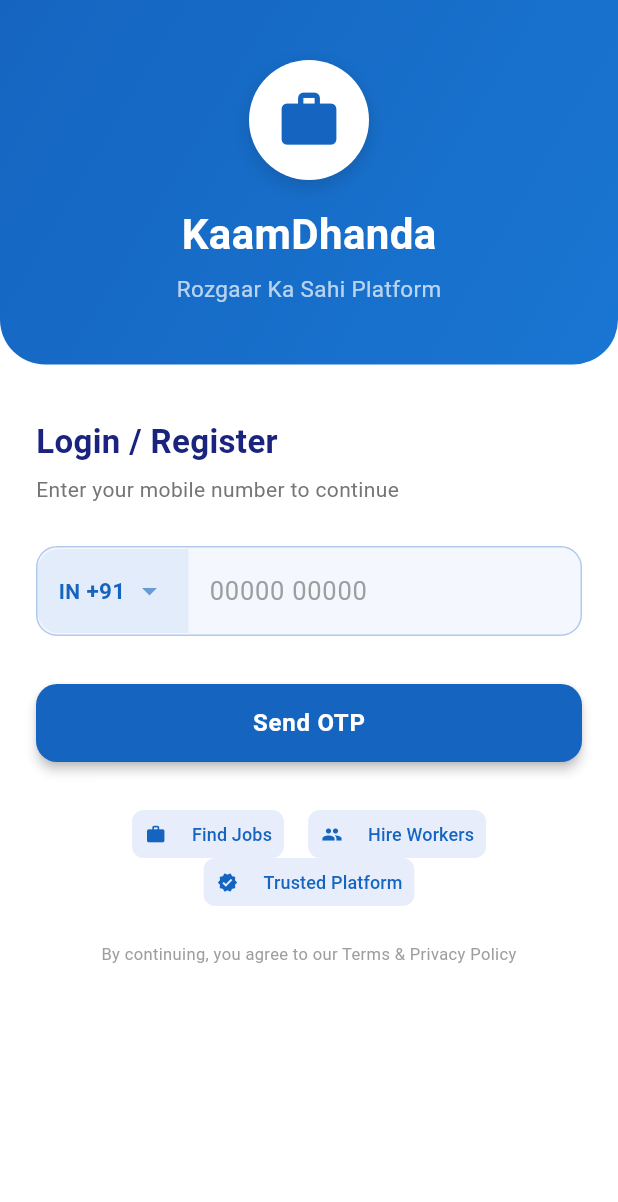
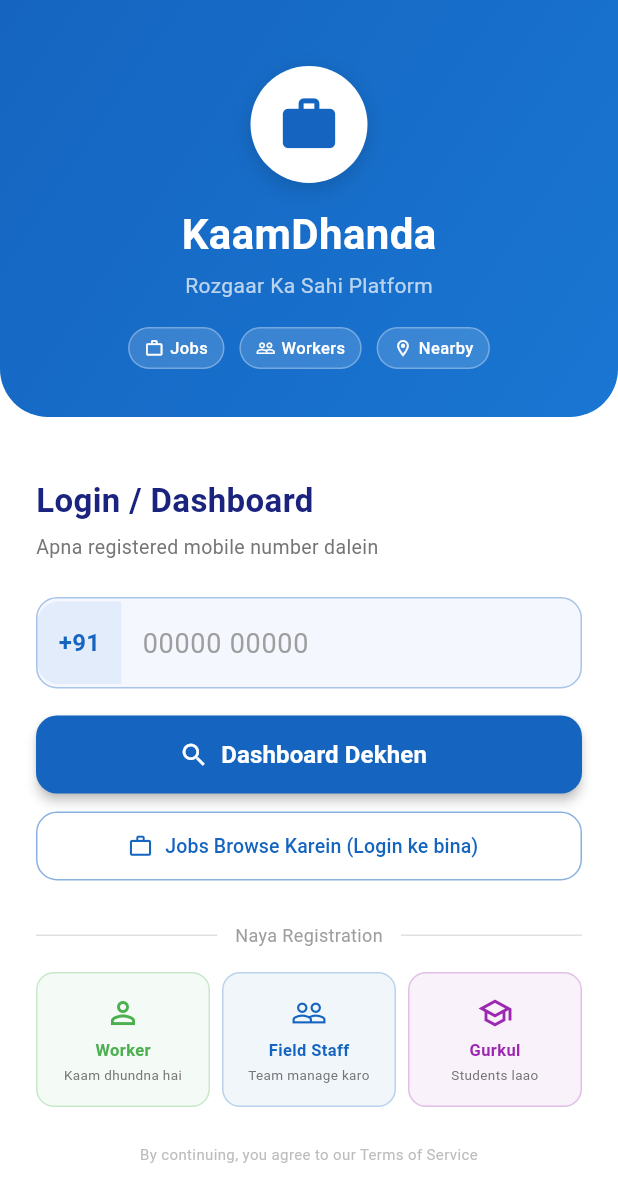
Before and after one commit to kalyangurukulcom-maker/kaam-dhanda-app, a Flutter app: the screen it shows after launch, on a phone screen of 412 x 824 dp. Shown: the top 1202 px of the screen. Run offline on Flutter 3.47's test engine with Material 3 defaults, Android fonts, the phone set to English and light mode, and no system bars; our stand-ins replace cloud_firestore, firebase_auth, firebase_core, geolocator, share_plus, shared_preferences; accounts and stored records are empty.

Commit message:
fix: login - website-style phone lookup (no OTP), SharedPrefs session

```diff
--- a/lib/screens/login_screen.dart
+++ b/lib/screens/login_screen.dart
@@ -1,6 +1,7 @@
 import 'package:flutter/material.dart';
 import 'package:flutter/services.dart';
-import 'package:firebase_auth/firebase_auth.dart';
+import 'package:cloud_firestore/cloud_firestore.dart';
+import 'package:shared_preferences/shared_preferences.dart';
 
 class LoginScreen extends StatefulWidget {
   const LoginScreen({super.key});
@@ -10,266 +11,158 @@ class LoginScreen extends StatefulWidget {
 
 class _LoginScreenState extends State<LoginScreen> {
   final _phoneCtrl = TextEditingController();
-  final List<TextEditingController> _otpCtrls = List.generate(6, (_) => TextEditingController());
-  final List<FocusNode> _otpFocus = List.generate(6, (_) => FocusNode());
-  String? _verificationId;
-  bool _otpSent = false;
   bool _loading = false;
   String? _error;
 
   @override
-  void dispose() {
-    _phoneCtrl.dispose();
-    for (final c in _otpCtrls) c.dispose();
-    for (final f in _otpFocus) f.dispose();
-    super.dispose();
+  void dispose() { _phoneCtrl.dispose(); super.dispose(); }
+
+  Future<void> _findProfile() async {
+    final phone = _phoneCtrl.text.trim();
+    if (phone.length < 10) { setState(() => _error = 'Valid 10-digit number enter karein'); return; }
+    setState(() { _loading = true; _error = null; });
+    try {
+      // Search field_staff_registrations
+      var q = await FirebaseFirestore.instance.collection('field_staff_registrations').where('phone', isEqualTo: phone).limit(1).get();
+      if (q.docs.isNotEmpty) { await _save(phone,'field_staff',q.docs.first.id,q.docs.first.data()); return; }
+      // Search gurkul_applications
+      q = await FirebaseFirestore.instance.collection('gurkul_applications').where('phone', isEqualTo: phone).limit(1).get();
+      if (q.docs.isNotEmpty) { await _save(phone,'gurkul',q.docs.first.id,q.docs.first.data()); return; }
+      // Search workers
+      q = await FirebaseFirestore.instance.collection('workers').where('phone', isEqualTo: phone).limit(1).get();
+      if (q.docs.isNotEmpty) { await _save(phone,'worker',q.docs.first.id,q.docs.first.data()); return; }
+      // Not found
+      setState(() => _loading = false);
+      _notFoundDialog(phone);
+    } catch (e) { setState(() { _error = 'Error: ${e.toString().substring(0,50)}'; _loading = false; }); }
   }
 
-  Future<void> _sendOtp() async {
-    final phone = _phoneCtrl.text.trim();
-    if (phone.length < 10) {
-      setState(() => _error = 'Please enter a valid 10-digit mobile number');
-      return;
-    }
-    setState(() { _loading = true; _error = null; });
-    try {
-      await FirebaseAuth.instance.verifyPhoneNumber(
-        phoneNumber: '+91$phone',
-        timeout: const Duration(seconds: 60),
-        verificationCompleted: (PhoneAuthCredential cred) async {
-          await FirebaseAuth.instance.signInWithCredential(cred);
-        },
-        verificationFailed: (FirebaseAuthException e) {
-          setState(() { _error = e.message ?? 'Verification failed. Try again.'; _loading = false; });
-        },
-        codeSent: (String vId, int? resendToken) {
-          setState(() { _verificationId = vId; _otpSent = true; _loading = false; });
-        },
-        codeAutoRetrievalTimeout: (_) {},
-      );
-    } catch (e) {
-      setState(() { _error = e.toString(); _loading = false; });
-    }
+  Future<void> _save(String phone, String type, String id, Map<String,dynamic> data) async {
+    final prefs = await SharedPreferences.getInstance();
+    await prefs.setString('user_phone', phone);
+    await prefs.setString('user_type', type);
+    await prefs.setString('user_doc_id', id);
+    await prefs.setString('user_name', data['name'] ?? data['fullName'] ?? '');
+    if (mounted) Navigator.pushReplacementNamed(context, '/home', arguments: {'phone': phone, 'userType': type, 'docId': id, 'name': data['name'] ?? data['fullName'] ?? ''});
   }
 
-  Future<void> _verifyOtp() async {
-    final otp = _otpCtrls.map((c) => c.text).join();
-    if (otp.length < 6) {
-      setState(() => _error = 'Please enter the complete 6-digit OTP');
-      return;
-    }
-    if (_verificationId == null) return;
-    setState(() { _loading = true; _error = null; });
-    try {
-      final cred = PhoneAuthProvider.credential(verificationId: _verificationId!, smsCode: otp);
-      await FirebaseAuth.instance.signInWithCredential(cred);
-    } on FirebaseAuthException catch (e) {
-      setState(() { _error = e.message ?? 'Invalid OTP. Please try again.'; _loading = false; });
-    } catch (e) {
-      setState(() { _error = 'Something went wrong. Please try again.'; _loading = false; });
-    }
+  void _notFoundDialog(String phone) {
+    showDialog(context: context, builder: (ctx) => AlertDialog(
+      shape: RoundedRectangleBorder(borderRadius: BorderRadius.circular(16)),
+      title: const Row(children: [Icon(Icons.search_off, color: Colors.orange), SizedBox(width: 8), Text('Profile Nahi Mila')]),
+      content: Text('+91 $phone ka koi profile nahi mila.\n\nKya aap register karna chahte hain?'),
+      actions: [
+        TextButton(onPressed: () => Navigator.pop(ctx), child: const Text('Cancel')),
+        ElevatedButton(
+          style: ElevatedButton.styleFrom(backgroundColor: const Color(0xFF1565C0), foregroundColor: Colors.white),
+          onPressed: () { Navigator.pop(ctx); Navigator.pushReplacementNamed(context, '/home', arguments: {'phone': phone, 'userType': 'guest', 'docId': '', 'name': ''}); },
+          child: const Text('Jobs Browse Karein'),
+        ),
+      ],
+    ));
   }
 
   @override
   Widget build(BuildContext context) {
     return Scaffold(
       backgroundColor: Colors.white,
-      body: SafeArea(
-        child: SingleChildScrollView(
-          child: Column(
-            children: [
-              _header(),
-              Padding(
-                padding: const EdgeInsets.all(24),
-                child: _otpSent ? _otpStep() : _phoneStep(),
-              ),
-            ],
-          ),
-        ),
-      ),
+      body: SafeArea(child: SingleChildScrollView(child: Column(children: [
+        _header(),
+        Padding(padding: const EdgeInsets.all(24), child: _form()),
+      ]))),
     );
   }
 
-  Widget _header() {
-    return Container(
-      width: double.infinity,
-      padding: const EdgeInsets.symmetric(vertical: 40, horizontal: 24),
-      decoration: const BoxDecoration(
-        gradient: LinearGradient(colors: [Color(0xFF1565C0), Color(0xFF1976D2)], begin: Alignment.topLeft, end: Alignment.bottomRight),
-        borderRadius: BorderRadius.only(bottomLeft: Radius.circular(30), bottomRight: Radius.circular(30)),
-      ),
-      child: Column(children: [
-        Container(width: 80, height: 80, decoration: BoxDecoration(color: Colors.white, shape: BoxShape.circle,
-            boxShadow: [BoxShadow(color: Colors.black.withOpacity(0.15), blurRadius: 10, offset: const Offset(0,4))]),
-          child: const Icon(Icons.work_rounded, size: 44, color: Color(0xFF1565C0))),
-        const SizedBox(height: 16),
-        const Text('KaamDhanda', style: TextStyle(color: Colors.white, fontSize: 28, fontWeight: FontWeight.bold)),
-        const SizedBox(height: 6),
-        const Text('Rozgaar Ka Sahi Platform', style: TextStyle(color: Colors.white70, fontSize: 15)),
+  Widget _header() => Container(
+    width: double.infinity,
+    padding: const EdgeInsets.only(top: 44, bottom: 32, left: 24, right: 24),
+    decoration: const BoxDecoration(
+      gradient: LinearGradient(colors: [Color(0xFF1565C0), Color(0xFF1976D2)], begin: Alignment.topLeft, end: Alignment.bottomRight),
+      borderRadius: BorderRadius.only(bottomLeft: Radius.circular(32), bottomRight: Radius.circular(32)),
+    ),
+    child: Column(children: [
+      Container(width: 78, height: 78,
+        decoration: BoxDecoration(color: Colors.white, shape: BoxShape.circle, boxShadow: [BoxShadow(color: Colors.black.withOpacity(0.15), blurRadius: 12, offset: const Offset(0,4))]),
+        child: const Icon(Icons.work_rounded, size: 42, color: Color(0xFF1565C0))),
+      const SizedBox(height: 14),
+      const Text('KaamDhanda', style: TextStyle(color: Colors.white, fontSize: 28, fontWeight: FontWeight.bold)),
+      const SizedBox(height: 4),
+      const Text('Rozgaar Ka Sahi Platform', style: TextStyle(color: Colors.white70, fontSize: 14)),
+      const SizedBox(height: 18),
+      Row(mainAxisAlignment: MainAxisAlignment.center, children: [
+        _chip(Icons.work_outline, 'Jobs'),
+        const SizedBox(width: 10),
+        _chip(Icons.people_outline, 'Workers'),
+        const SizedBox(width: 10),
+        _chip(Icons.location_on_outlined, 'Nearby'),
       ]),
-    );
-  }
+    ]),
+  );
 
-  Widget _phoneStep() {
-    return Column(crossAxisAlignment: CrossAxisAlignment.start, children: [
-      const SizedBox(height: 12),
-      const Text('Login / Register', style: TextStyle(fontSize: 22, fontWeight: FontWeight.bold, color: Color(0xFF1A237E))),
-      const SizedBox(height: 6),
-      Text('Enter your mobile number to continue', style: TextStyle(fontSize: 14, color: Colors.grey[600])),
-      const SizedBox(height: 28),
-      Container(
-        decoration: BoxDecoration(
-          color: const Color(0xFFF5F7FF),
-          borderRadius: BorderRadius.circular(14),
-          border: Border.all(color: const Color(0xFF1565C0).withOpacity(0.3)),
+  Widget _chip(IconData icon, String label) => Container(
+    padding: const EdgeInsets.symmetric(horizontal: 10, vertical: 5),
+    decoration: BoxDecoration(color: Colors.white.withOpacity(0.15), borderRadius: BorderRadius.circular(20), border: Border.all(color: Colors.white.withOpacity(0.3))),
+    child: Row(mainAxisSize: MainAxisSize.min, children: [Icon(icon, size: 13, color: Colors.white), const SizedBox(width: 4), Text(label, style: const TextStyle(color: Colors.white, fontSize: 11, fontWeight: FontWeight.w500))]),
+  );
+
+  Widget _form() => Column(crossAxisAlignment: CrossAxisAlignment.start, children: [
+    const SizedBox(height: 16),
+    const Text('Login / Dashboard', style: TextStyle(fontSize: 22, fontWeight: FontWeight.bold, color: Color(0xFF1A237E))),
+    const SizedBox(height: 6),
+    Text('Apna registered mobile number dalein', style: TextStyle(fontSize: 13, color: Colors.grey[600])),
+    const SizedBox(height: 24),
+    Container(
+      decoration: BoxDecoration(color: const Color(0xFFF5F7FF), borderRadius: BorderRadius.circular(14), border: Border.all(color: const Color(0xFF1565C0).withOpacity(0.35))),
+      child: Row(children: [
+        Container(
+          padding: const EdgeInsets.symmetric(horizontal: 14, vertical: 16),
+          decoration: BoxDecoration(color: const Color(0xFF1565C0).withOpacity(0.08), borderRadius: const BorderRadius.only(topLeft: Radius.circular(14), bottomLeft: Radius.circular(14))),
+          child: const Text('+91', style: TextStyle(fontWeight: FontWeight.bold, color: Color(0xFF1565C0), fontSize: 16)),
         ),
-        child: Row(children: [
-          Container(
-            padding: const EdgeInsets.symmetric(horizontal: 14, vertical: 16),
-            decoration: BoxDecoration(
-              color: const Color(0xFF1565C0).withOpacity(0.08),
-              borderRadius: const BorderRadius.only(topLeft: Radius.circular(14), bottomLeft: Radius.circular(14)),
-            ),
-            child: Row(children: [
-              const Text('IN', style: TextStyle(fontWeight: FontWeight.bold, color: Color(0xFF1565C0))),
-              const SizedBox(width: 4),
-              const Text('+91', style: TextStyle(fontWeight: FontWeight.bold, color: Color(0xFF1565C0), fontSize: 15)),
-              const SizedBox(width: 4),
-              Icon(Icons.arrow_drop_down, color: const Color(0xFF1565C0).withOpacity(0.6)),
-            ]),
-          ),
-          Expanded(child: TextField(
-            controller: _phoneCtrl,
-            keyboardType: TextInputType.phone,
-            maxLength: 10,
-            inputFormatters: [FilteringTextInputFormatter.digitsOnly],
-            style: const TextStyle(fontSize: 17, fontWeight: FontWeight.w600, letterSpacing: 1),
-            decoration: const InputDecoration(
-              counterText: '',
-              hintText: '00000 00000',
-              hintStyle: TextStyle(color: Colors.grey, fontWeight: FontWeight.normal, letterSpacing: 0.5),
-              border: InputBorder.none,
-              contentPadding: EdgeInsets.symmetric(horizontal: 14, vertical: 16),
-            ),
-          )),
-        ]),
-      ),
-      const SizedBox(height: 8),
-      if (_error != null) Padding(
-        padding: const EdgeInsets.only(top: 4),
-        child: Text(_error!, style: const TextStyle(color: Colors.red, fontSize: 12)),
-      ),
-      const SizedBox(height: 24),
-      SizedBox(
-        width: double.infinity,
-        height: 52,
-        child: ElevatedButton(
-          onPressed: _loading ? null : _sendOtp,
-          style: ElevatedButton.styleFrom(
-            backgroundColor: const Color(0xFF1565C0),
-            foregroundColor: Colors.white,
-            shape: RoundedRectangleBorder(borderRadius: BorderRadius.circular(14)),
-            elevation: 3,
-          ),
-          child: _loading
-              ? const SizedBox(width: 22, height: 22, child: CircularProgressIndicator(strokeWidth: 2, color: Colors.white))
-              : const Text('Send OTP', style: TextStyle(fontSize: 16, fontWeight: FontWeight.bold, letterSpacing: 0.5)),
-        ),
-      ),
-      const SizedBox(height: 32),
-      Center(child: Wrap(spacing: 16, alignment: WrapAlignment.center, children: [
-        _featureChip(Icons.work, 'Find Jobs'),
-        _featureChip(Icons.people, 'Hire Workers'),
-        _featureChip(Icons.verified, 'Trusted Platform'),
-      ])),
-      const SizedBox(height: 24),
-      Center(child: Text('By continuing, you agree to our Terms & Privacy Policy', style: TextStyle(fontSize: 11, color: Colors.grey[500]), textAlign: TextAlign.center)),
-    ]);
-  }
+        Expanded(child: TextField(
+          controller: _phoneCtrl, keyboardType: TextInputType.phone, maxLength: 10,
+          inputFormatters: [FilteringTextInputFormatter.digitsOnly],
+          style: const TextStyle(fontSize: 18, fontWeight: FontWeight.w600, letterSpacing: 1.5),
+          decoration: const InputDecoration(counterText: '', hintText: '00000 00000', hintStyle: TextStyle(color: Colors.grey, fontWeight: FontWeight.normal, letterSpacing: 0.5), border: InputBorder.none, contentPadding: EdgeInsets.symmetric(horizontal: 14, vertical: 16)),
+          onSubmitted: (_) => _findProfile(),
+        )),
+      ]),
+    ),
+    if (_error != null) Padding(padding: const EdgeInsets.only(top: 6), child: Row(children: [const Icon(Icons.info_outline, size: 13, color: Colors.red), const SizedBox(width: 4), Text(_error!, style: const TextStyle(color: Colors.red, fontSize: 12))])),
+    const SizedBox(height: 18),
+    SizedBox(width: double.infinity, height: 52, child: ElevatedButton.icon(
+      onPressed: _loading ? null : _findProfile,
+      icon: _loading ? const SizedBox(width: 20, height: 20, child: CircularProgressIndicator(strokeWidth: 2, color: Colors.white)) : const Icon(Icons.search, size: 20),
+      label: Text(_loading ? 'Searching...' : 'Dashboard Dekhen', style: const TextStyle(fontSize: 16, fontWeight: FontWeight.bold)),
+      style: ElevatedButton.styleFrom(backgroundColor: const Color(0xFF1565C0), foregroundColor: Colors.white, shape: RoundedRectangleBorder(borderRadius: BorderRadius.circular(14)), elevation: 3),
+    )),
+    const SizedBox(height: 12),
+    SizedBox(width: double.infinity, height: 46, child: OutlinedButton.icon(
+      onPressed: () => Navigator.pushReplacementNamed(context, '/home', arguments: {'phone': '', 'userType': 'guest', 'docId': '', 'name': ''}),
+      icon: const Icon(Icons.work_outline, size: 17),
+      label: const Text('Jobs Browse Karein (Login ke bina)', style: TextStyle(fontSize: 13)),
+      style: OutlinedButton.styleFrom(foregroundColor: const Color(0xFF1565C0), side: BorderSide(color: const Color(0xFF1565C0).withOpacity(0.5)), shape: RoundedRectangleBorder(borderRadius: BorderRadius.circular(14))),
+    )),
+    const SizedBox(height: 28),
+    Row(children: [Expanded(child: Divider(color: Colors.grey[300])), Padding(padding: const EdgeInsets.symmetric(horizontal: 12), child: Text('Naya Registration', style: TextStyle(color: Colors.grey[500], fontSize: 12))), Expanded(child: Divider(color: Colors.grey[300]))]),
+    const SizedBox(height: 16),
+    Row(children: [
+      Expanded(child: _regCard(Icons.person_outline, 'Worker', 'Kaam dhundna hai', Colors.green)),
+      const SizedBox(width: 8),
+      Expanded(child: _regCard(Icons.people_outline, 'Field Staff', 'Team manage karo', const Color(0xFF1565C0))),
+      const SizedBox(width: 8),
+      Expanded(child: _regCard(Icons.school_outlined, 'Gurkul', 'Students laao', Colors.purple)),
+    ]),
+    const SizedBox(height: 24),
+    Center(child: Text('By continuing, you agree to our Terms of Service', style: TextStyle(fontSize: 10, color: Colors.grey[400]), textAlign: TextAlign.center)),
+  ]);
 
-  Widget _featureChip(IconData icon, String label) {
-    return Chip(
-      avatar: Icon(icon, size: 14, color: const Color(0xFF1565C0)),
-      label: Text(label, style: const TextStyle(fontSize: 12, color: Color(0xFF1565C0))),
-      backgroundColor: const Color(0xFF1565C0).withOpacity(0.08),
-      side: BorderSide.none,
-      padding: EdgeInsets.zero,
-      materialTapTargetSize: MaterialTapTargetSize.shrinkWrap,
-    );
-  }
-
-  Widget _otpStep() {
-    return Column(crossAxisAlignment: CrossAxisAlignment.start, children: [
-      const SizedBox(height: 12),
-      const Text('Verify OTP', style: TextStyle(fontSize: 22, fontWeight: FontWeight.bold, color: Color(0xFF1A237E))),
-      const SizedBox(height: 6),
-      Text('OTP sent to +91 ${_phoneCtrl.text}', style: TextStyle(fontSize: 14, color: Colors.grey[600])),
-      const SizedBox(height: 28),
-      Row(mainAxisAlignment: MainAxisAlignment.spaceBetween, children: List.generate(6, (i) => _otpBox(i))),
-      const SizedBox(height: 8),
-      if (_error != null) Padding(
-        padding: const EdgeInsets.only(top: 4),
-        child: Text(_error!, style: const TextStyle(color: Colors.red, fontSize: 12)),
-      ),
-      const SizedBox(height: 24),
-      SizedBox(
-        width: double.infinity,
-        height: 52,
-        child: ElevatedButton(
-          onPressed: _loading ? null : _verifyOtp,
-          style: ElevatedButton.styleFrom(
-            backgroundColor: const Color(0xFF1565C0),
-            foregroundColor: Colors.white,
-            shape: RoundedRectangleBorder(borderRadius: BorderRadius.circular(14)),
-            elevation: 3,
-          ),
-          child: _loading
-              ? const SizedBox(width: 22, height: 22, child: CircularProgressIndicator(strokeWidth: 2, color: Colors.white))
-              : const Text('Verify & Login', style: TextStyle(fontSize: 16, fontWeight: FontWeight.bold)),
-        ),
-      ),
-      const SizedBox(height: 16),
-      Row(mainAxisAlignment: MainAxisAlignment.center, children: [
-        Text('Did not receive OTP? ', style: TextStyle(color: Colors.grey[600], fontSize: 13)),
-        TextButton(
-          onPressed: _loading ? null : () => setState(() { _otpSent = false; _error = null; for (final c in _otpCtrls) c.clear(); }),
-          child: const Text('Change Number', style: TextStyle(color: Color(0xFF1565C0), fontWeight: FontWeight.bold, fontSize: 13)),
-        ),
-      ]),
-      Center(child: TextButton(
-        onPressed: _loading ? null : _sendOtp,
-        child: const Text('Resend OTP', style: TextStyle(color: Color(0xFF1565C0), fontSize: 13)),
-      )),
-    ]);
-  }
-
-  Widget _otpBox(int index) {
-    return SizedBox(
-      width: 44,
-      height: 52,
-      child: TextField(
-        controller: _otpCtrls[index],
-        focusNode: _otpFocus[index],
-        keyboardType: TextInputType.number,
-        textAlign: TextAlign.center,
-        maxLength: 1,
-        inputFormatters: [FilteringTextInputFormatter.digitsOnly],
-        style: const TextStyle(fontSize: 22, fontWeight: FontWeight.bold, color: Color(0xFF1565C0)),
-        decoration: InputDecoration(
-          counterText: '',
-          filled: true,
-          fillColor: const Color(0xFFF5F7FF),
-          border: OutlineInputBorder(borderRadius: BorderRadius.circular(10), borderSide: BorderSide(color: const Color(0xFF1565C0).withOpacity(0.3))),
-          focusedBorder: OutlineInputBorder(borderRadius: BorderRadius.circular(10), borderSide: const BorderSide(color: Color(0xFF1565C0), width: 2)),
-          enabledBorder: OutlineInputBorder(borderRadius: BorderRadius.circular(10), borderSide: BorderSide(color: const Color(0xFF1565C0).withOpacity(0.25))),
-          contentPadding: EdgeInsets.zero,
-        ),
-        onChanged: (v) {
-          if (v.isNotEmpty && index < 5) FocusScope.of(context).requestFocus(_otpFocus[index + 1]);
-          if (v.isEmpty && index > 0) FocusScope.of(context).requestFocus(_otpFocus[index - 1]);
-          if (index == 5 && v.isNotEmpty) { FocusScope.of(context).unfocus(); _verifyOtp(); }
-        },
-      ),
-    );
-  }
+  Widget _regCard(IconData icon, String title, String sub, Color color) => InkWell(
+    borderRadius: BorderRadius.circular(12),
+    child: Container(
+      padding: const EdgeInsets.symmetric(vertical: 14, horizontal: 6),
+      decoration: BoxDecoration(color: color.withOpacity(0.06), borderRadius: BorderRadius.circular(12), border: Border.all(color: color.withOpacity(0.25))),
+      child: Column(children: [Icon(icon, color: color, size: 24), const SizedBox(height: 5), Text(title, style: TextStyle(fontSize: 11, fontWeight: FontWeight.bold, color: color)), const SizedBox(height: 2), Text(sub, style: TextStyle(fontSize: 9, color: Colors.grey[600]), textAlign: TextAlign.center)]),
+    ),
+  );
 }
```
